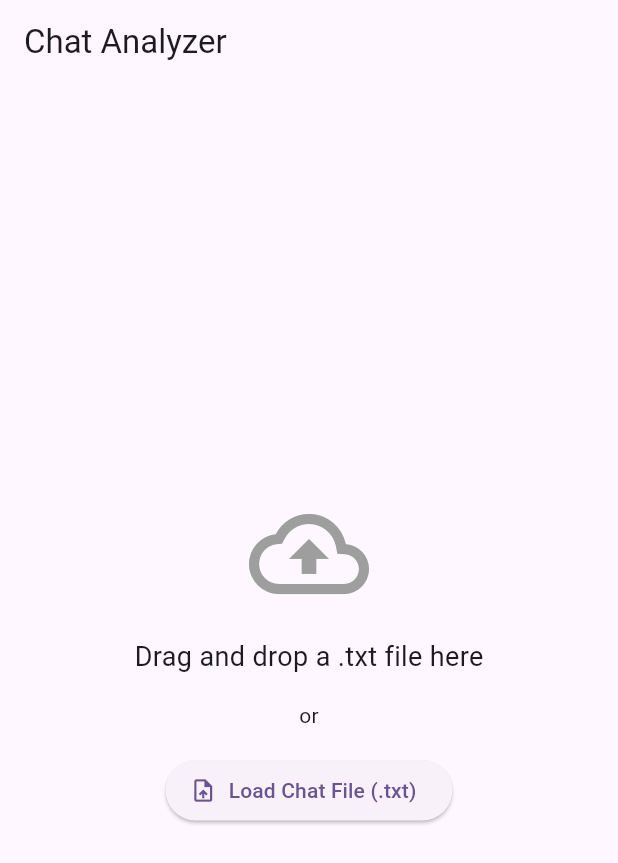
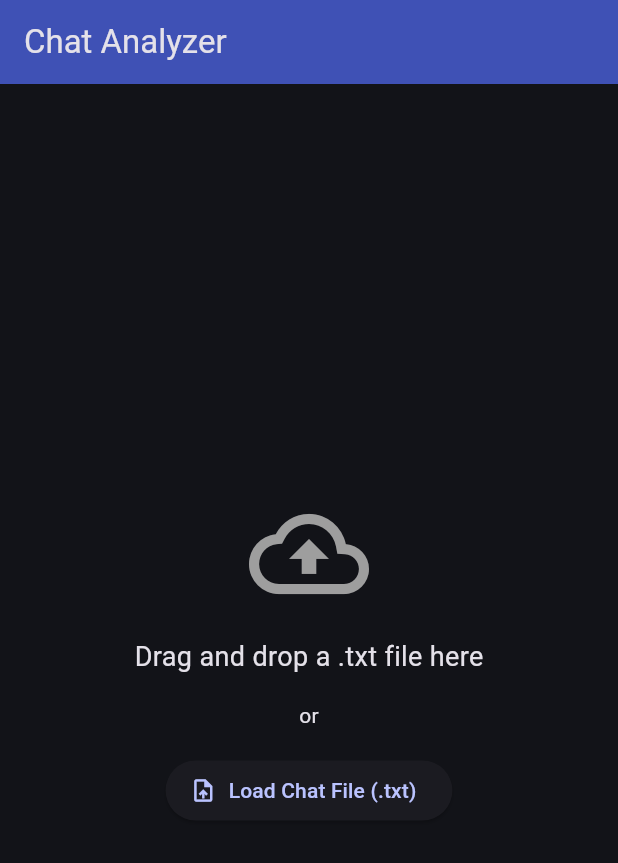
Before and after one commit to xeland314/chat_analyzer_ui, a Flutter app: the screen it shows after launch, on a phone screen of 412 x 824 dp. Shown: the top 863 px of the screen. Run offline on Flutter 3.47's test engine with Material 3 defaults, Android fonts, the phone set to English and light mode, and no system bars; our stand-ins replace file_picker, fl_chart, flutter_heatmap_calendar; missing offline and left inert: dart_sentiment, desktop_drop, emoji_extension.

Commit message:
style: enhance ui

```diff
--- a/lib/main.dart
+++ b/lib/main.dart
@@ -15,7 +15,10 @@ class ChatAnalyzerApp extends StatelessWidget {
     return MaterialApp(
       title: 'Chat Analyzer',
       theme: ThemeData(
-        colorScheme: ColorScheme.fromSeed(seedColor: Colors.deepPurple),
+        colorScheme: ColorScheme.fromSeed(
+          seedColor: Colors.indigo,
+          brightness: Brightness.dark,
+        ),
         useMaterial3: true,
       ),
       home: const HomePage(),
--- a/lib/ui/home.dart
+++ b/lib/ui/home.dart
@@ -71,7 +71,10 @@ class _HomePageState extends State<HomePage> {
   @override
   Widget build(BuildContext context) {
     return Scaffold(
-      appBar: AppBar(title: const Text('Chat Analyzer')),
+      appBar: AppBar(
+        title: const Text('Chat Analyzer'),
+        backgroundColor: Colors.indigo,
+      ),
       body: DropTarget(
         onDragDone: (details) async {
           if (details.files.isNotEmpty) {
@@ -82,9 +85,7 @@ class _HomePageState extends State<HomePage> {
         onDragEntered: (details) => setState(() => _isDragging = true),
         onDragExited: (details) => setState(() => _isDragging = false),
         child: Container(
-          color: _isDragging
-              ? Colors.deepPurple.withOpacity(0.1)
-              : Colors.transparent,
+          color: _isDragging ? Colors.indigo : Colors.transparent,
           child: Center(
             child: _isLoading
                 ? const CircularProgressIndicator()
```
Also changed, not shown: lib/src/analysis/interaction_analyzer.dart (+44 -21 lines), lib/ui/chat.dart (+43 -5 lines), lib/ui/results.dart (+28 -8 lines), 2 other files.
